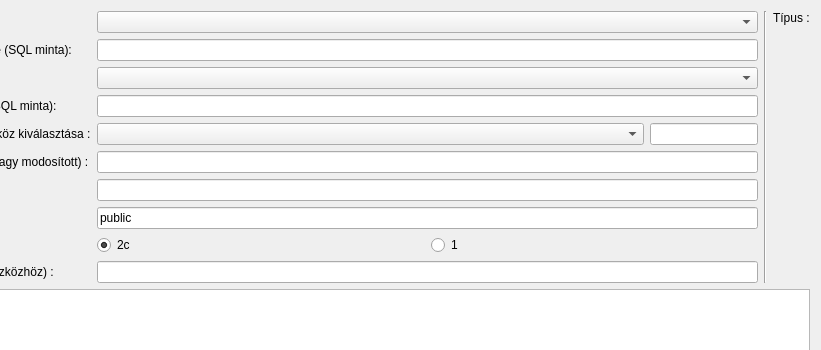
Qt form lv2g/snmpdevquery.ui (csikfer/lanview2) before a commit; both pictures show x 106 to 927 and y 0 to 350 of the 927 by 865 pixel window.
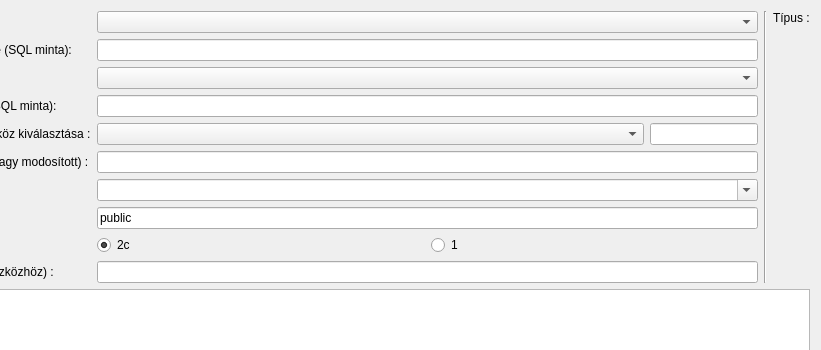
The same form after that commit.

Commit message: Az snmpdevquery modosítása, hogy kezeljen több IP címet is.

Patch:
```diff
--- a/lv2g/snmpdevquery.ui
+++ b/lv2g/snmpdevquery.ui
@@ -82,9 +82,6 @@
          </property>
         </widget>
        </item>
-       <item row="6" column="1">
-        <widget class="QLineEdit" name="lineEditIp"/>
-       </item>
        <item row="7" column="0">
         <widget class="QLabel" name="labelCom">
          <property name="text">
@@ -166,6 +163,13 @@
          </item>
         </layout>
        </item>
+       <item row="6" column="1">
+        <widget class="QComboBox" name="comboBoxIp">
+         <property name="editable">
+          <bool>true</bool>
+         </property>
+        </widget>
+       </item>
       </layout>
      </item>
      <item>
```
The commit also changes 2 other files.
